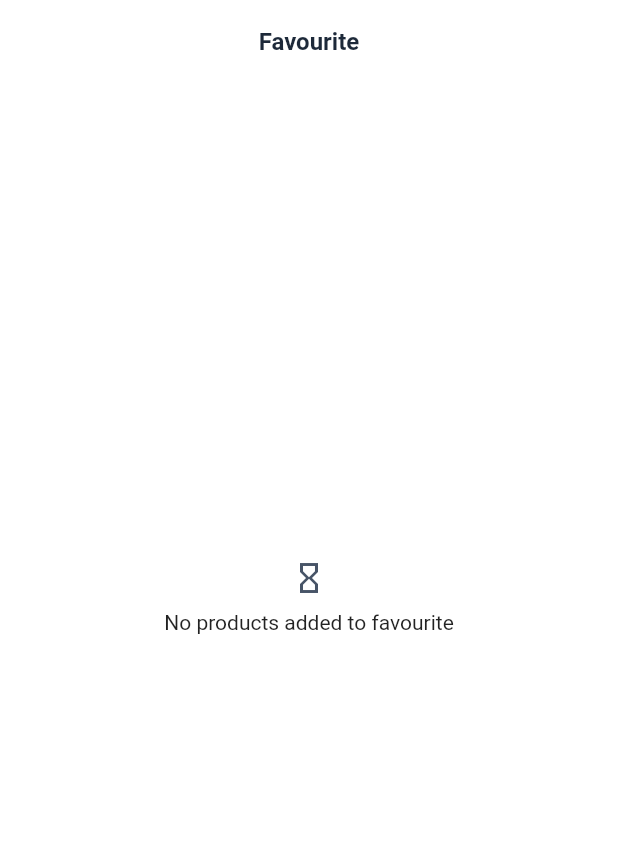
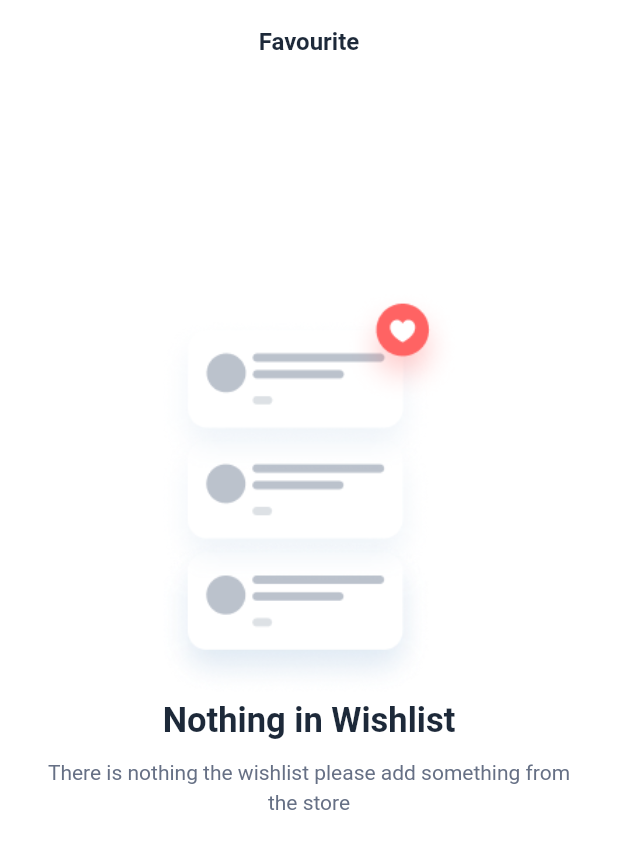
Before and after one commit to parthamjangir2020/Nazmart-mobile-app, a Flutter app: the FavouriteItemListPage screen opened directly, on a phone screen of 412 x 824 dp. Shown: the top 849 px of the screen. Run offline on Flutter 3.47's test engine with Material 2 defaults, Android fonts, the phone set to English and light mode, and no system bars; our stand-ins replace auto_size_text, cached_network_image, carousel_slider, connectivity, dio, expandable and 17 more; missing offline and left inert: cashfree_pg, colorlizer, custom_timer, flutter_facebook_auth, flutter_inappwebview, flutter_stripe and 4 more; accounts and stored records are empty; network calls fail; project files that could hold a hidden picture were left out.

Commit message:
empty cart, empty favourite page new grphics added, save shipping address issue fix

```diff
--- a/lib/services/dropdowns_services/country_dropdown_service.dart
+++ b/lib/services/dropdowns_services/country_dropdown_service.dart
@@ -6,6 +6,7 @@ import 'package:no_name_ecommerce/model/dropdown_models/country_dropdown_model.d
 import 'package:no_name_ecommerce/services/cart_services/delivery_address_service.dart';
 import 'package:no_name_ecommerce/services/profile_service.dart';
 import 'package:no_name_ecommerce/view/utils/api_url.dart';
+import 'package:no_name_ecommerce/view/utils/const_strings.dart';
 import 'package:provider/provider.dart';
 
 var defaultId = '0';
@@ -13,7 +14,7 @@ var defaultId = '0';
 class CountryDropdownService with ChangeNotifier {
   var countryDropdownList = [];
   var countryDropdownIndexList = [];
-  dynamic selectedCountry = 'Select Country';
+  dynamic selectedCountry = ConstString.selectCountry;
   dynamic selectedCountryId = defaultId;
 
   bool isLoading = false;
@@ -56,7 +57,7 @@ class CountryDropdownService with ChangeNotifier {
   setDefault() {
     countryDropdownList = [];
     countryDropdownIndexList = [];
-    selectedCountry = 'Select Country';
+    selectedCountry = ConstString.selectCountry;
     selectedCountryId = defaultId;
     notifyListeners();
   }
@@ -97,9 +98,9 @@ class CountryDropdownService with ChangeNotifier {
         return true;
       } else {
         //error fetching data
-        countryDropdownList.add('Select Country');
+        countryDropdownList.add(ConstString.selectCountry);
         countryDropdownIndexList.add(defaultId);
-        selectedCountry = 'Select Country';
+        selectedCountry = ConstString.selectCountry;
         selectedCountryId = defaultId;
         notifyListeners();
 
@@ -121,7 +122,7 @@ class CountryDropdownService with ChangeNotifier {
             .profileDetails
             ?.userDetails
             .country ??
-        'Select Country';
+        ConstString.selectCountry;
     selectedCountryId = Provider.of<ProfileService>(context, listen: false)
             .profileDetails
             ?.userDetails
@@ -185,9 +186,9 @@ class CountryDropdownService with ChangeNotifier {
     } else {
       //error fetching data
       if (countryDropdownList.isEmpty) {
-        countryDropdownList.add('Select Country');
+        countryDropdownList.add(ConstString.selectCountry);
         countryDropdownIndexList.add(defaultId);
-        selectedCountry = 'Select Country';
+        selectedCountry = ConstString.selectCountry;
         selectedCountryId = defaultId;
         notifyListeners();
       }
--- a/lib/services/dropdowns_services/state_dropdown_services.dart
+++ b/lib/services/dropdowns_services/state_dropdown_services.dart
@@ -6,6 +6,7 @@ import 'package:no_name_ecommerce/services/cart_services/delivery_address_servic
 import 'package:no_name_ecommerce/services/dropdowns_services/country_dropdown_service.dart';
 import 'package:no_name_ecommerce/services/profile_service.dart';
 import 'package:no_name_ecommerce/view/utils/api_url.dart';
+import 'package:no_name_ecommerce/view/utils/const_strings.dart';
 import 'package:provider/provider.dart';
 import 'package:http/http.dart' as http;
 
@@ -13,7 +14,7 @@ class StateDropdownService with ChangeNotifier {
   var statesDropdownList = [];
   var statesDropdownIndexList = [];
 
-  dynamic selectedState = 'Select City';
+  dynamic selectedState = ConstString.selectCity;
   dynamic selectedStateId = defaultId;
 
   bool isLoading = false;
@@ -35,7 +36,7 @@ class StateDropdownService with ChangeNotifier {
   setStateDefault() {
     statesDropdownList = [];
     statesDropdownIndexList = [];
-    selectedState = 'Select City';
+    selectedState = ConstString.selectCity;
     selectedStateId = defaultId;
 
     currentPage = 1;
@@ -100,9 +101,9 @@ class StateDropdownService with ChangeNotifier {
       //error fetching data
 
       if (statesDropdownList.isEmpty) {
-        statesDropdownList.add('Select City');
+        statesDropdownList.add(ConstString.selectCity);
         statesDropdownIndexList.add(defaultId);
-        selectedState = 'Select City';
+        selectedState = ConstString.selectCity;
         selectedStateId = defaultId;
         notifyListeners();
       }
@@ -117,7 +118,7 @@ class StateDropdownService with ChangeNotifier {
     var profileProvider =
         Provider.of<ProfileService>(context, listen: false).profileDetails;
 
-    selectedState = profileProvider?.userDetails.city ?? 'Select City';
+    selectedState = profileProvider?.userDetails.city ?? ConstString.selectCity;
     selectedStateId = profileProvider?.userDetails.userState != null
         ? profileProvider?.userDetails.userState?.id
         : defaultId;
@@ -209,9 +210,9 @@ class StateDropdownService with ChangeNotifier {
       return true;
     } else {
       //error fetching data
-      statesDropdownList.add('Select City');
+      statesDropdownList.add(ConstString.selectCity);
       statesDropdownIndexList.add(defaultId);
-      selectedState = 'Select City';
+      selectedState = ConstString.selectCity;
       selectedStateId = defaultId;
       notifyListeners();
       return false;
--- a/lib/services/place_order_service.dart
+++ b/lib/services/place_order_service.dart
@@ -95,6 +95,8 @@ class PlaceOrderService with ChangeNotifier {
       data: formData,
     );
 
+    print(response.data);
+
     if (response.statusCode == 200) {
       print(response.data);
 
--- a/lib/services/shipping_services/add_remove_shipping_address_service.dart
+++ b/lib/services/shipping_services/add_remove_shipping_address_service.dart
@@ -23,7 +23,14 @@ class AddRemoveShippingAddressService with ChangeNotifier {
     notifyListeners();
   }
 
-  addAddress(context, {name, email, phone, address, city, zip}) async {
+  addAddress(context,
+      {required shippingName,
+      required name,
+      required email,
+      required phone,
+      required address,
+      required city,
+      required zip}) async {
     SharedPreferences prefs = await SharedPreferences.getInstance();
     var token = prefs.getString('token');
 
@@ -33,8 +40,12 @@ class AddRemoveShippingAddressService with ChangeNotifier {
     var stateId = Provider.of<StateDropdownService>(context, listen: false)
         .selectedStateId;
 
-    if (stateId == '0') {
+    if (stateId == defaultId) {
       showToast('You must select a state', Colors.black);
+      return;
+    }
+    if (countryId == defaultId) {
+      showToast('You must select a country', Colors.black);
       return;
     }
 
@@ -47,6 +58,7 @@ class AddRemoveShippingAddressService with ChangeNotifier {
       'zip_code': zip,
       'country_id': countryId,
       'address': address,
+      'shipping_address_name': shippingName
     });
     var header = {
       //if header type is application/json then the data should be in jsonEncode method
--- a/lib/view/favourite/favourite_item_list_page.dart
+++ b/lib/view/favourite/favourite_item_list_page.dart
@@ -235,16 +235,26 @@ class _FavouriteItemListPageState extends State<FavouriteItemListPage> {
                       )
                     : Container(
                         alignment: Alignment.center,
-                        height: screenHeight - 140,
+                        height: screenHeight - 200,
                         child: Column(
                           mainAxisAlignment: MainAxisAlignment.center,
                           children: [
-                            const Icon(
-                              Icons.hourglass_empty,
-                              color: greyFour,
+                            Container(
+                              height: screenHeight / 3,
+                              width: double.infinity,
+                              decoration: const BoxDecoration(
+                                image: DecorationImage(
+                                  image:
+                                      AssetImage('assets/images/wishlist.png'),
+                                  // fit: BoxFit.fitWidth,
+                                ),
+                              ),
                             ),
+                            titleCommon(ConstString.nothingInWishlist,
+                                fontweight: FontWeight.w600, fontsize: 23),
                             gapH(10),
-                            Text(ln.getString(ConstString.noProdAddedToFav)),
+                            paragraphCommon(
+                                ConstString.nothingInWishlistAddFromStore)
                           ],
                         ),
                       ),
--- a/lib/view/utils/const_strings.dart
+++ b/lib/view/utils/const_strings.dart
@@ -37,7 +37,11 @@ class ConstString {
   static const String chooseCountry = "Choose country";
   static const String chooseStates = "Choose states";
   static const String fullName = "Full name";
+  static const String shippingName = "Shipping name";
+  static const String plzEnterShippingName =
+      'Please enter shpping address name';
   static const String plzEnterFullName = 'Please enter your full name';
+  static const String enterShippingName = "Enter shipping address name";
   static const String enterFullName = "Enter your full name";
   static const String userName = "Username";
   static const String plzEnterUsername = 'Please enter your username';
@@ -82,10 +86,16 @@ class ConstString {
   static const String shipping = 'Shipping';
   static const String total = 'Total';
   static const String checkout = 'Checkout';
-  static const String noProdAddedToCart = 'No product added to cart';
+  static const String plzEnterDeliveryAndSave =
+      'Please enter the delivery address and save it';
+  static const String emptyCart = 'Empty cart';
+  static const String nothingInCartAddFromStore =
+      'There is nothing the cart please add some items from the store';
   static const String discover = 'Discover';
   static const String favourite = 'Favourite';
-  static const String noProdAddedToFav = "No products added to favourite";
+  static const String nothingInWishlist = 'Nothing in Wishlist';
+  static const String nothingInWishlistAddFromStore =
+      'There is nothing the wishlist please add something from the store';
   static const String hi = 'Hi';
   static const String couldNotLoadProfileInfo =
       'Could not load user profile info';
@@ -216,5 +226,11 @@ class ConstString {
   static const String changePriority = 'Change priority';
   static const String changeStatus = 'Change status';
   static const String somethingWentWrong = "Something went wrong";
+  static const String selectCountry = 'Select Country';
+  static const String selectCity = 'Select City';
+  static const String noCountryFound = 'No country found';
+  static const String searchCountry = 'Search country';
+  static const String searchState = 'Search state';
+  static const String noCityFound = 'No city found';
   // static const String welcome = ;
 }
--- a/lib/view/utils/translate_strings.dart
+++ b/lib/view/utils/translate_strings.dart
@@ -78,10 +78,17 @@ var translateStrings = {
   ConstString.shipping: ConstString.shipping,
   ConstString.total: ConstString.total,
   ConstString.checkout: ConstString.checkout,
-  ConstString.noProdAddedToCart: ConstString.noProdAddedToCart,
+  ConstString.shippingName: ConstString.shippingName,
+  ConstString.plzEnterShippingName: ConstString.plzEnterShippingName,
+  ConstString.enterShippingName: ConstString.enterShippingName,
+  ConstString.nothingInCartAddFromStore: ConstString.nothingInCartAddFromStore,
+  ConstString.emptyCart: ConstString.emptyCart,
+  ConstString.plzEnterDeliveryAndSave: ConstString.plzEnterDeliveryAndSave,
   ConstString.discover: ConstString.discover,
   ConstString.favourite: ConstString.favourite,
-  ConstString.noProdAddedToFav: ConstString.noProdAddedToFav,
+  ConstString.nothingInWishlist: ConstString.nothingInWishlist,
+  ConstString.nothingInWishlistAddFromStore:
+      ConstString.nothingInWishlistAddFromStore,
   ConstString.hi: ConstString.hi,
   ConstString.couldNotLoadProfileInfo: ConstString.couldNotLoadProfileInfo,
   ConstString.seeAll: ConstString.seeAll,
@@ -103,7 +110,6 @@ var translateStrings = {
   ConstString.products: ConstString.products,
   ConstString.quantity: ConstString.quantity,
   ConstString.refund: ConstString.refund,
-  ConstString.plzEnterEmail: ConstString.plzEnterEmail,
   ConstString.plzEnterPhone: ConstString.plzEnterPhone,
   ConstString.cityTown: ConstString.cityTown,
   ConstString.plzEnterCityTown: ConstString.plzEnterCityTown,
@@ -196,6 +202,12 @@ var translateStrings = {
   ConstString.removeFromFav: ConstString.removeFromFav,
   ConstString.qtyIncreased: ConstString.qtyIncreased,
   ConstString.priceRange: ConstString.priceRange,
+  ConstString.selectCountry: ConstString.selectCountry,
+  ConstString.selectCity: ConstString.selectCity,
+  ConstString.noCountryFound: ConstString.noCountryFound,
+  ConstString.searchCountry: ConstString.searchCountry,
+  ConstString.searchState: ConstString.searchState,
+  ConstString.noCityFound: ConstString.noCityFound,
   ConstString.addedToCart: ConstString.addedToCart,
   ConstString.youDontHaveAddressSaved: ConstString.youDontHaveAddressSaved,
   ConstString.addOrReplaceAddress: ConstString.addOrReplaceAddress,
```
Also changed, not shown: lib/view/auth/signup/dropdowns/country_dropdown_popup.dart (+5 -4 lines), lib/view/auth/signup/dropdowns/state_dropdown_popup.dart (+5 -4 lines), lib/view/checkout/cart_page.dart (+32 -6 lines), lib/view/shipping_address/add_shipping_address_page.dart (+27 -18 lines), assets/images/empty-basket.png (added), assets/images/wishlist.png (added).
